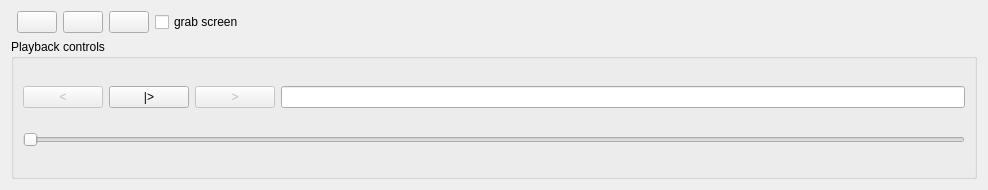
This is MITK/Modules/IGIDataSourcesManager/niftkIGIDataSourcePlaybackWidget.ui in NifTK/NifTK as Qt 5 draws it before an edit. The edited form follows.
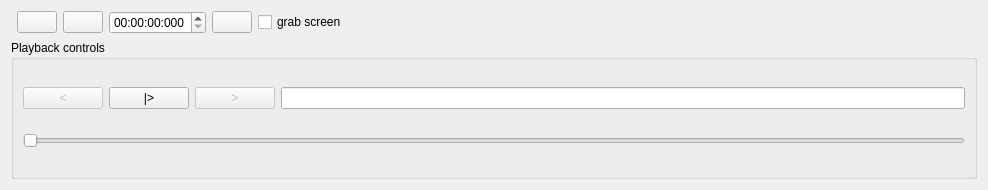
This is the edited form. Custom widgets are drawn as their Qt base class.

Commit message:
Issue #4766: Fixed interval data sources recording timer added.
Re-implements sls commit 2bd53cc9daa, as it can't be cherry-picked.

Diff of the .ui file:
```diff
--- a/MITK/Modules/IGIDataSourcesManager/niftkIGIDataSourcePlaybackWidget.ui
+++ b/MITK/Modules/IGIDataSourcesManager/niftkIGIDataSourcePlaybackWidget.ui
@@ -51,6 +51,16 @@
        </property>
       </widget>
      </item>
+     <item>
+      <widget class="QTimeEdit" name="m_FixedRecordTimeInterval">
+       <property name="toolTip">
+        <string>Set fixed record time in hours:mins:secs:millisecs. Ignored if all zero.</string>
+       </property>
+       <property name="displayFormat">
+        <string>HH:mm:ss:zzz</string>
+       </property>
+      </widget>
+     </item>
      <item>
       <widget class="QPushButton" name="m_StopPushButton">
        <property name="toolTip">
```
Left out of the diff: 4 changed lines with no effect on the pictures. The commit also changes 3 other files.
